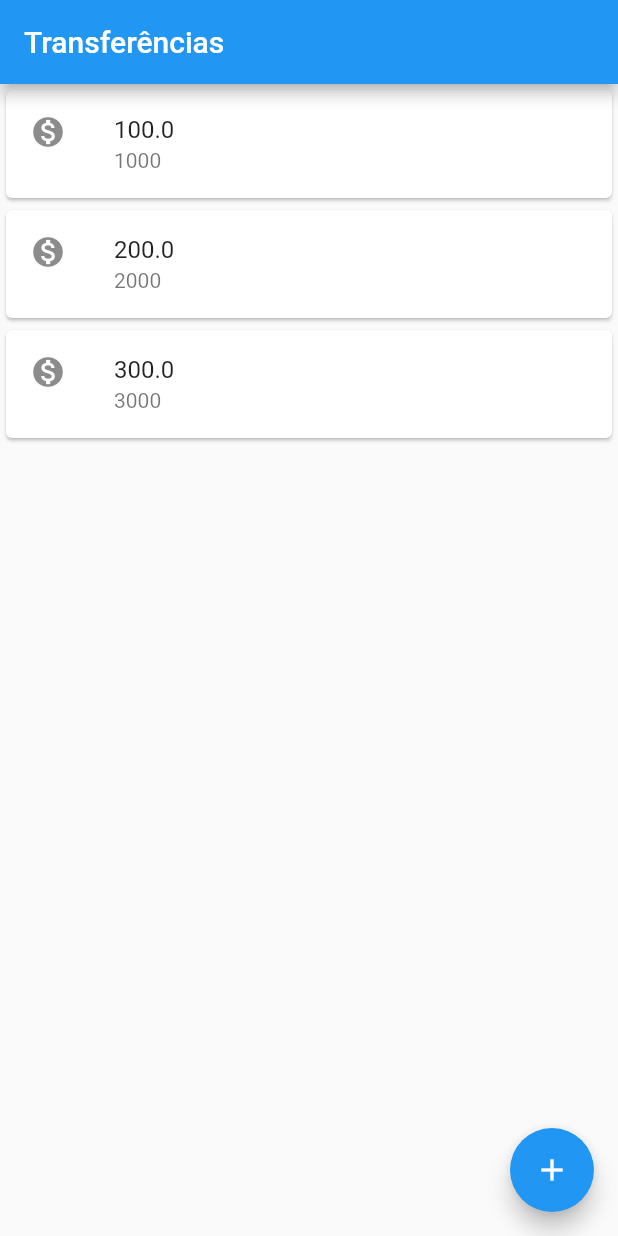
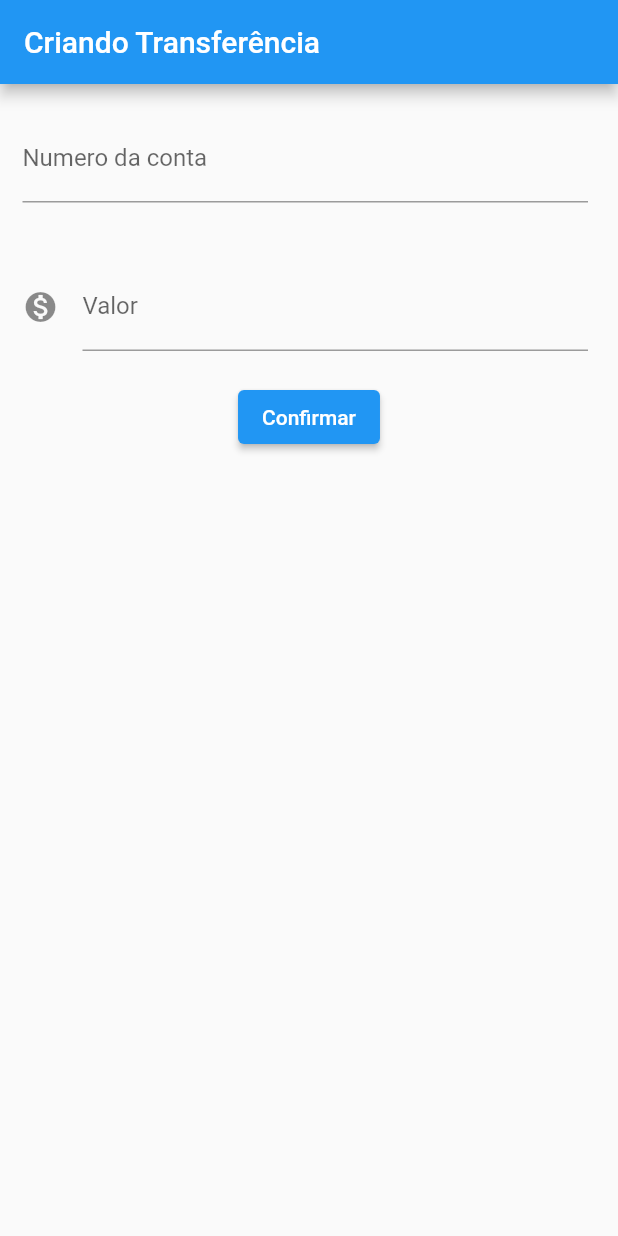
Before and after one commit to Slade-crypto/Flutter---Bytebank, a Flutter app: the screen it shows after launch, on a phone screen of 412 x 824 dp. Run offline on Flutter 3.47's test engine with Material 2 defaults, Android fonts, the light colour scheme and no system bars.

Commit message:
adicionado o botão confirmar com a lógica
Ajustado o Layout com um novo botão "Confirmar" cujo mesmo ja foi adicionado uma ação ao pressiona-lo: ele pega os valores dos campos "Numero da conta" e "Valor" e os armazena em uma variavel "transferenciaCriada"

```diff
--- a/lib/main.dart
+++ b/lib/main.dart
@@ -1,34 +1,108 @@
 import 'package:flutter/material.dart';
 
-void main() => runApp(MaterialApp(
+void main() => runApp(ByteBankApp());
+
+class ByteBankApp extends StatelessWidget {
+  const ByteBankApp({Key? key}) : super(key: key);
+
+  @override
+  Widget build(BuildContext context) {
+    return MaterialApp(
       home: Scaffold(
-    body: ListaTransferecias(),
-    appBar: AppBar(
-      title: Text('Transferências'),
+        body: FormularioTransferencia(),
       ),
-    floatingActionButton: FloatingActionButton(
-      onPressed: () {  },
-      child: Icon(Icons.add),
+    );
+  }
+}
+
+class FormularioTransferencia extends StatelessWidget {
+  final TextEditingController _controladorCampoNumeroConta =
+      TextEditingController();
+  final TextEditingController _controladorCampoValor = TextEditingController();
+
+  FormularioTransferencia({Key? key}) : super(key: key);
+
+  @override
+  Widget build(BuildContext context) {
+    return Scaffold(
+      appBar: AppBar(title: Text('Criando Transferência')),
+      body: Column(
+        children: [
+          Padding(
+            padding: const EdgeInsets.fromLTRB(15, 20, 20, 20),
+            child: TextField(
+              controller: _controladorCampoNumeroConta,
+              style: TextStyle(
+                fontSize: 16.0,
+              ),
+              decoration: InputDecoration(
+                  labelText: 'Numero da conta', hintText: '0000'),
+              keyboardType: TextInputType.number,
             ),
           ),
-));
+          Padding(
+            padding: const EdgeInsets.fromLTRB(15, 20, 20, 20),
+            child: TextField(
+              controller: _controladorCampoValor,
+              style: TextStyle(
+                fontSize: 16.0,
+              ),
+              decoration: InputDecoration(
+                  icon: Icon(Icons.monetization_on),
+                  labelText: 'Valor',
+                  hintText: '0000'),
+              keyboardType: TextInputType.number,
+            ),
+          ),
+          ElevatedButton(
+              child: Text('Confirmar'),
+              onPressed: () {
+                final int? numeroConta =
+                    int.tryParse(_controladorCampoNumeroConta.text);
+                final double? valor =
+                    double.tryParse(_controladorCampoValor.text);
 
-class ListaTransferecias extends StatelessWidget{
+                if (numeroConta != null && valor != null) {
+                  final transferenciaCriada = Transferencia(valor, numeroConta);
+
+                  debugPrint('$transferenciaCriada');
+                  ScaffoldMessenger.of(context).showSnackBar(
+                    SnackBar(
+                      content: Text('$transferenciaCriada'),
+                    ),
+                  );
+                }
+              }),
+        ],
+      ),
+    );
+  }
+}
+
+class ListaTransferecias extends StatelessWidget {
   @override
   Widget build(BuildContext context) {
     // TODO: implement build
-    return  Column(
+    return Scaffold(
+      body: Column(
         children: [
           ItemTransferencia(Transferencia(100, 1000)),
           ItemTransferencia(Transferencia(200, 2000)),
           ItemTransferencia(Transferencia(300, 3000)),
         ],
+      ),
+      floatingActionButton: FloatingActionButton(
+        onPressed: () {},
+        child: Icon(Icons.add),
+      ),
+      appBar: AppBar(
+        title: Text('Transferências'),
+      ),
     );
   }
 }
 
-class ItemTransferencia extends StatelessWidget{
-
+class ItemTransferencia extends StatelessWidget {
   final Transferencia _transferencia;
 
   ItemTransferencia(this._transferencia);
@@ -46,9 +120,14 @@ class ItemTransferencia extends StatelessWidget{
   }
 }
 
-class Transferencia{
+class Transferencia {
   final double valor;
   final int numeroConta;
 
   Transferencia(this.valor, this.numeroConta);
+
+  @override
+  String toString() {
+    return 'Transferencia{valor: $valor, numeroConta: $numeroConta}';
   }
+}
```
Lines whose indentation alone changed are shown as unchanged.
